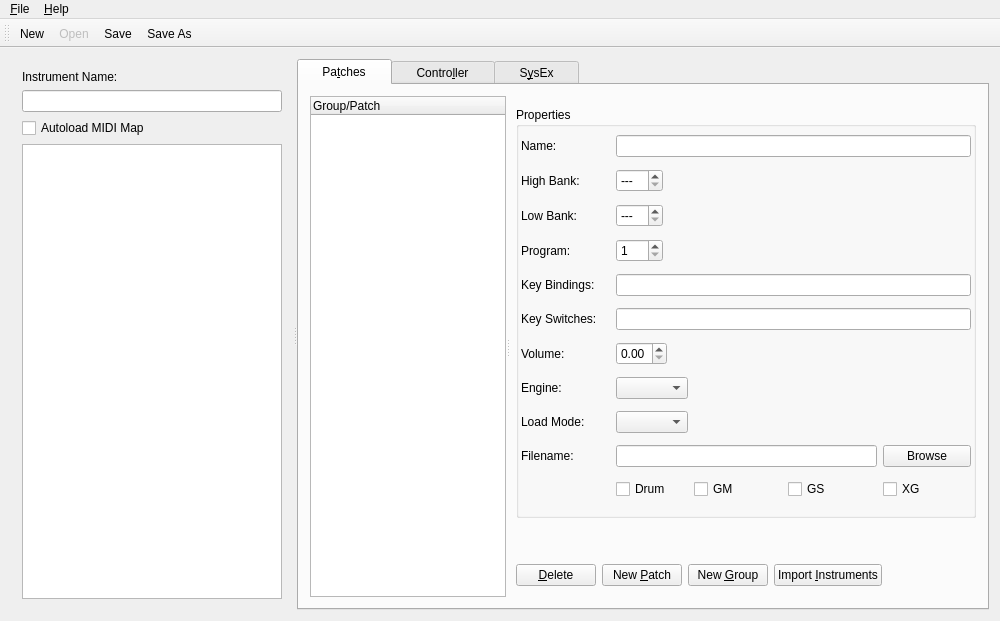
First picture: the form in oom/instruments/editinstrumentbase.ui, repository ccherrett/oom, before the edit.
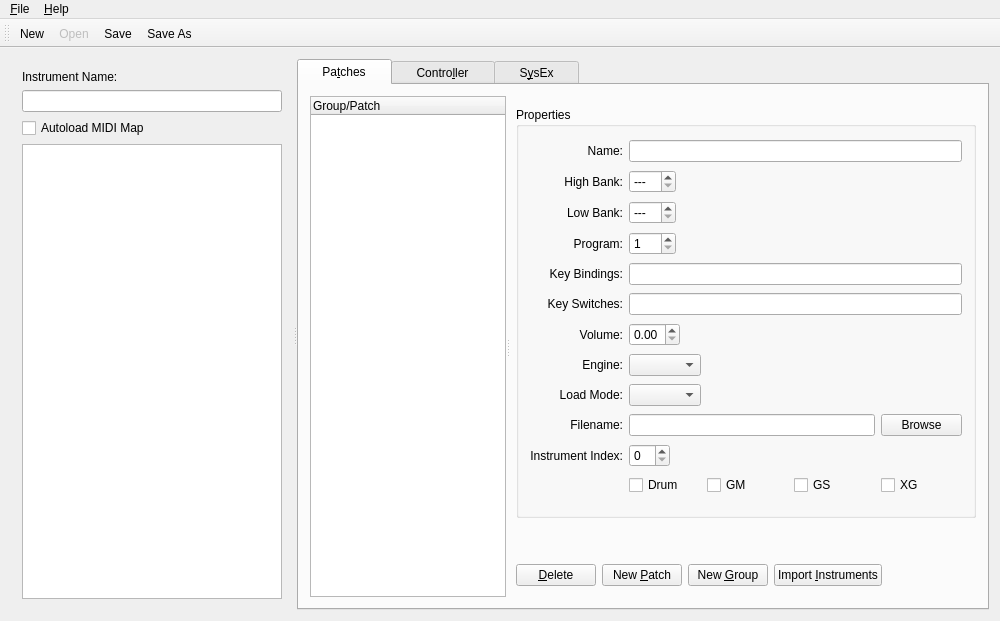
Second picture: the form after the edit.

Commit message: Updated instruments and Patch struct to contain instrument index

What changed in the file:
```diff
--- a/oom/instruments/editinstrumentbase.ui
+++ b/oom/instruments/editinstrumentbase.ui
@@ -138,14 +138,14 @@
                 <string>Properties</string>
                </property>
                <layout class="QGridLayout" name="gridLayout_2">
-                <property name="margin">
-                 <number>2</number>
-                </property>
                 <item row="0" column="0">
                  <widget class="QLabel" name="textLabelPatchName">
                   <property name="text">
                    <string>Name:</string>
                   </property>
+                  <property name="alignment">
+                   <set>Qt::AlignRight|Qt::AlignTrailing|Qt::AlignVCenter</set>
+                  </property>
                   <property name="wordWrap">
                    <bool>false</bool>
                   </property>
@@ -166,6 +166,9 @@
                   <property name="text">
                    <string>High Bank:</string>
                   </property>
+                  <property name="alignment">
+                   <set>Qt::AlignRight|Qt::AlignTrailing|Qt::AlignVCenter</set>
+                  </property>
                   <property name="wordWrap">
                    <bool>false</bool>
                   </property>
@@ -204,6 +207,9 @@
                   <property name="text">
                    <string>Low Bank:</string>
                   </property>
+                  <property name="alignment">
+                   <set>Qt::AlignRight|Qt::AlignTrailing|Qt::AlignVCenter</set>
+                  </property>
                   <property name="wordWrap">
                    <bool>false</bool>
                   </property>
@@ -242,6 +248,9 @@
                   <property name="text">
                    <string>Program:</string>
                   </property>
+                  <property name="alignment">
+                   <set>Qt::AlignRight|Qt::AlignTrailing|Qt::AlignVCenter</set>
+                  </property>
                   <property name="wordWrap">
                    <bool>false</bool>
                   </property>
@@ -277,6 +286,9 @@
                   <property name="text">
                    <string>Key Bindings:</string>
                   </property>
+                  <property name="alignment">
+                   <set>Qt::AlignRight|Qt::AlignTrailing|Qt::AlignVCenter</set>
+                  </property>
                  </widget>
                 </item>
                 <item row="4" column="1" colspan="4">
@@ -296,6 +308,9 @@
                   <property name="text">
                    <string>Key Switches:</string>
                   </property>
+                  <property name="alignment">
+                   <set>Qt::AlignRight|Qt::AlignTrailing|Qt::AlignVCenter</set>
+                  </property>
                  </widget>
                 </item>
                 <item row="5" column="1" colspan="4">
@@ -315,6 +330,9 @@
                   <property name="text">
                    <string>Volume:</string>
                   </property>
+                  <property name="alignment">
+                   <set>Qt::AlignRight|Qt::AlignTrailing|Qt::AlignVCenter</set>
+                  </property>
                  </widget>
                 </item>
                 <item row="6" column="1">
@@ -338,6 +356,9 @@
                   <property name="text">
                    <string>Engine:</string>
                   </property>
+                  <property name="alignment">
+                   <set>Qt::AlignRight|Qt::AlignTrailing|Qt::AlignVCenter</set>
+                  </property>
                  </widget>
                 </item>
                 <item row="7" column="1">
@@ -355,6 +376,9 @@
                   <property name="text">
                    <string>Load Mode:</string>
                   </property>
+                  <property name="alignment">
+                   <set>Qt::AlignRight|Qt::AlignTrailing|Qt::AlignVCenter</set>
+                  </property>
                  </widget>
                 </item>
                 <item row="8" column="1">
@@ -375,6 +399,9 @@
                   <property name="text">
                    <string>Filename:</string>
                   </property>
+                  <property name="alignment">
+                   <set>Qt::AlignRight|Qt::AlignTrailing|Qt::AlignVCenter</set>
+                  </property>
                  </widget>
                 </item>
                 <item row="9" column="1" colspan="3">
@@ -387,7 +414,27 @@
                   </property>
                  </widget>
                 </item>
+                <item row="10" column="0">
+                 <widget class="QLabel" name="label_8">
+                  <property name="text">
+                   <string>Instrument Index:</string>
+                  </property>
+                  <property name="alignment">
+                   <set>Qt::AlignRight|Qt::AlignTrailing|Qt::AlignVCenter</set>
+                  </property>
+                 </widget>
+                </item>
                 <item row="10" column="1">
+                 <widget class="QSpinBox" name="txtIndex">
+                  <property name="sizePolicy">
+                   <sizepolicy hsizetype="Fixed" vsizetype="Fixed">
+                    <horstretch>0</horstretch>
+                    <verstretch>0</verstretch>
+                   </sizepolicy>
+                  </property>
+                 </widget>
+                </item>
+                <item row="11" column="1">
                  <widget class="QCheckBox" name="checkBoxDrum">
                   <property name="toolTip">
                    <string>Drum patch</string>
@@ -403,7 +450,7 @@
                   </property>
                  </widget>
                 </item>
-                <item row="10" column="2">
+                <item row="11" column="2">
                  <widget class="QCheckBox" name="checkBoxGM">
                   <property name="toolTip">
                    <string>GM patch</string>
@@ -419,7 +466,7 @@
                   </property>
                  </widget>
                 </item>
-                <item row="10" column="3">
+                <item row="11" column="3">
                  <widget class="QCheckBox" name="checkBoxGS">
                   <property name="toolTip">
                    <string>GS patch</string>
@@ -432,7 +479,7 @@
                   </property>
                  </widget>
                 </item>
-                <item row="10" column="4">
+                <item row="11" column="4">
                  <widget class="QCheckBox" name="checkBoxXG">
                   <property name="toolTip">
                    <string>XG patch</string>
```
The commit also changes 41 other files.
